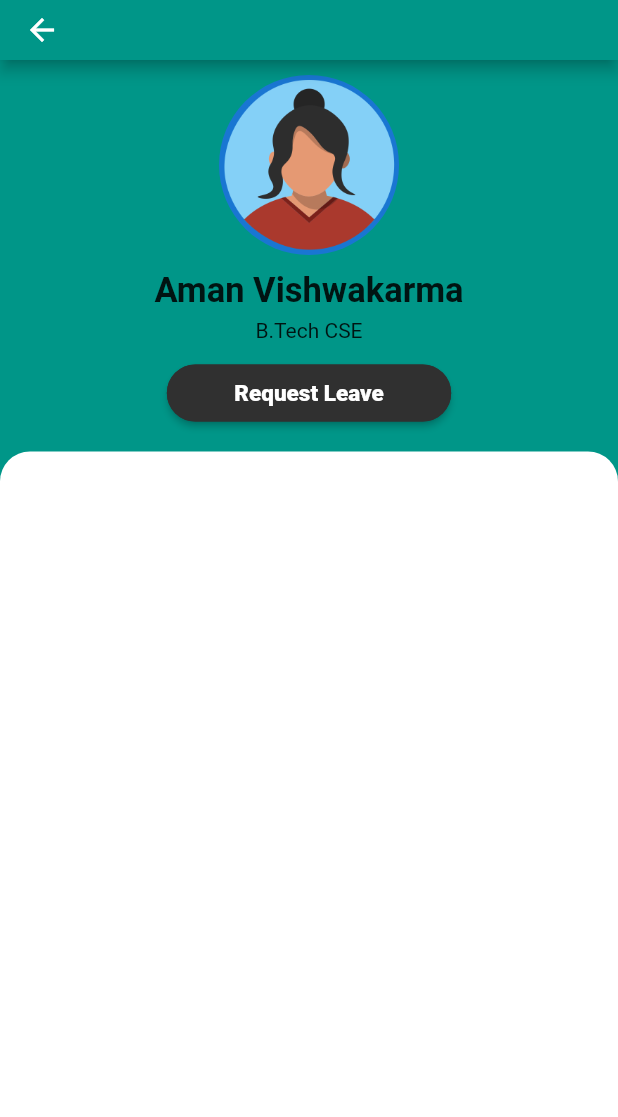
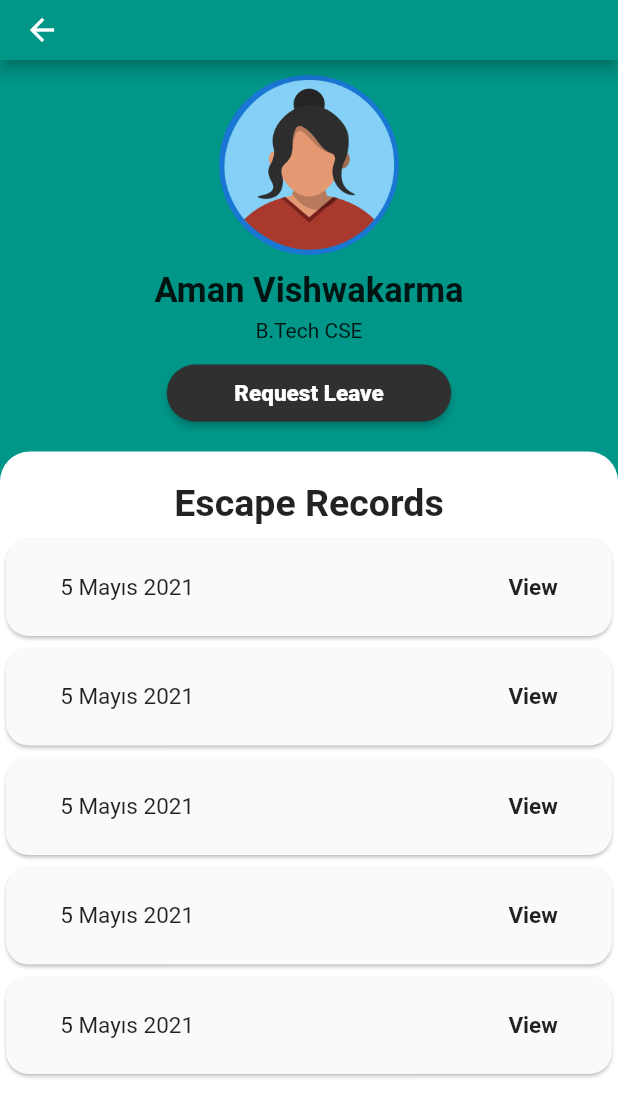
Before and after one commit to zehrakaygili/task1, a Flutter app: the screen it shows after launch, after a tap on "Let's Go", on a phone screen of 412 x 824 dp. Shown: the top 1117 px of the screen. Run offline on Flutter 3.47's test engine with Material 2 defaults, Android fonts, the phone set to English and light mode, and no system bars; our stand-ins replace google_fonts.

Commit message:
cardlar eklendi,widget dosyası oluşturuldu

```diff
--- a/lib/home_page.dart
+++ b/lib/home_page.dart
@@ -1,5 +1,6 @@
 import 'package:flutter/material.dart';
 import 'package:google_fonts/google_fonts.dart';
+import 'package:test1/widgets/date_card.dart';
 
 class HomePage extends StatefulWidget {
   const HomePage({super.key});
@@ -58,9 +59,26 @@ class _HomePageState extends State<HomePage> {
                   children: [
                     Container(
                       color: Colors.white,
-                      )
+                    ),
+                    SizedBox(
+                      height: 20,
+                    ),
+                    Text(
+                      "Escape Records",
+                      style:
+                          TextStyle(fontSize: 25, fontWeight: FontWeight.bold),
+                    ),
+                    SizedBox(
+                      height: 5,
+                    ),
+                    DateCard(),
+                    DateCard(),
+                    DateCard(),
+                    DateCard(),
+                    DateCard(),
                   ],
-                  )),
+                ),
+              ),
             ),
           ],
         ),
@@ -81,10 +99,6 @@ class RequestLeaveButton extends StatelessWidget {
           backgroundColor: const Color(0xFF303030),
           padding: const EdgeInsets.symmetric(vertical: 10, horizontal: 45),
           shape: RoundedRectangleBorder(
-            side: const BorderSide(
-              color: Color(0xFF303030),
-              width: 3,
-            ),
             borderRadius: BorderRadius.circular(30),
           ),
         ),
--- a/lib/welcome_page.dart
+++ b/lib/welcome_page.dart
@@ -51,10 +51,6 @@ class WelcomeButton extends StatelessWidget {
           backgroundColor: const Color(0xFF303030),
           padding: const EdgeInsets.symmetric(vertical: 15, horizontal: 55),
           shape: RoundedRectangleBorder(
-            side: const BorderSide(
-              color: Color(0xFF303030),
-              width: 3,
-            ),
             borderRadius: BorderRadius.circular(30),
           ),
         ),
--- /dev/null
+++ b/lib/widgets/date_card.dart
@@ -0,0 +1,37 @@
+import 'package:flutter/material.dart';
+
+class DateCard extends StatelessWidget {
+  const DateCard({
+    super.key,
+  });
+
+  @override
+  Widget build(BuildContext context) {
+    return Card(
+      color: Color(0xFFFAFAFA),
+      shape: RoundedRectangleBorder(borderRadius: BorderRadius.circular(15)),
+      clipBehavior: Clip.hardEdge,
+      child: InkWell(
+        splashColor: Color.fromARGB(255, 229, 240, 239),
+        onTap: () {},
+        child: const Row(
+          mainAxisAlignment: MainAxisAlignment.spaceAround,
+          children: [
+            Text(
+              "5 Mayıs 2021",
+              style: TextStyle(fontSize: 15),
+            ),
+            SizedBox(
+              height: 65,
+              width: 65,
+            ),
+            Text(
+              "View",
+              style: TextStyle(fontSize: 15, fontWeight: FontWeight.bold),
+            ),
+          ],
+        ),
+      ),
+    );
+  }
+}
--- /dev/null
+++ b/lib/widgets/request_leave_button.dart
@@ -0,0 +1,24 @@
+import 'package:flutter/material.dart';
+
+class RequestLeaveButton extends StatelessWidget {
+  const RequestLeaveButton({
+    super.key,
+  });
+
+  @override
+  Widget build(BuildContext context) {
+    return ElevatedButton(
+        style: ElevatedButton.styleFrom(
+          backgroundColor: const Color(0xFF303030),
+          padding: const EdgeInsets.symmetric(vertical: 10, horizontal: 45),
+          shape: RoundedRectangleBorder(
+            borderRadius: BorderRadius.circular(30),
+          ),
+        ),
+        onPressed: () {},
+        child: const Text(
+          "Request Leave",
+          style: TextStyle(fontSize: 15, fontWeight: FontWeight.w900),
+        ));
+  }
+}
```
Also changed, not shown: lib/widgets/background.dart (added, +41 -0 lines), lib/widgets/welcome_button.dart (added, +34 -0 lines). Lines whose indentation alone changed are shown as unchanged.
